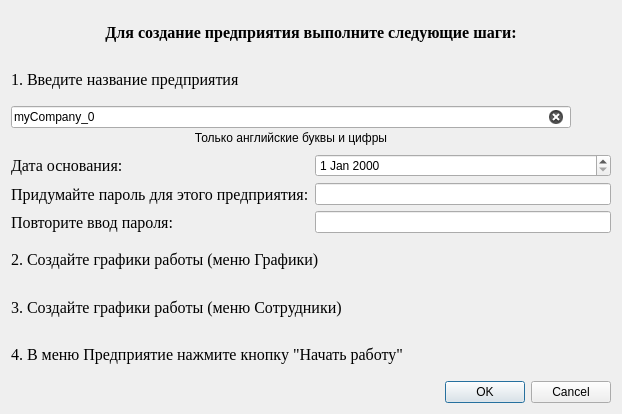
Old version of the form SalaryCount/SalaryCount/companyCreationDialog.ui in the repository artemkurylev/mdkp.
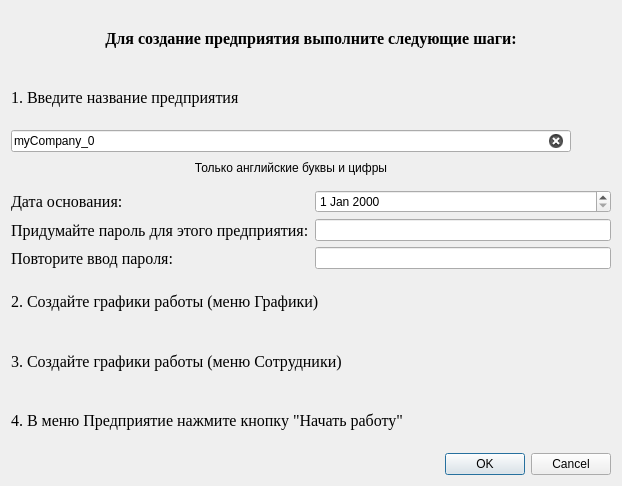
New version of the form.

```diff
--- a/SalaryCount/SalaryCount/companyCreationDialog.ui
+++ b/SalaryCount/SalaryCount/companyCreationDialog.ui
@@ -7,7 +7,7 @@
     <x>0</x>
     <y>0</y>
     <width>622</width>
-    <height>414</height>
+    <height>486</height>
    </rect>
   </property>
   <property name="windowTitle">
@@ -57,6 +57,9 @@
        </property>
        <item>
         <widget class="QLineEdit" name="CompanyNameEdit">
+         <property name="inputMask">
+          <string/>
+         </property>
          <property name="text">
           <string>myCompany_0</string>
          </property>
```
Left out of the diff: 35 changed lines with no effect on the pictures.
